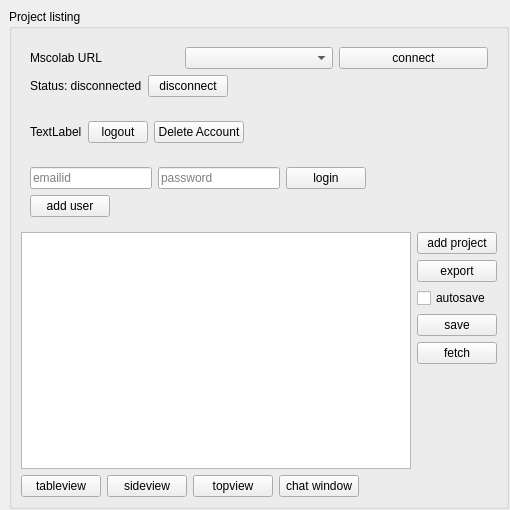
Qt form mslib/msui/ui/ui_mscolab_window.ui (Open-MSS/MSS) before a commit.
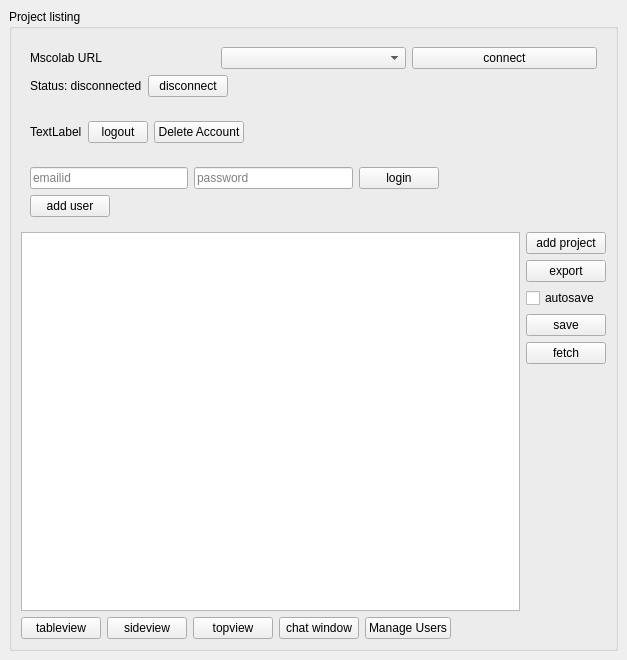
The same form after that commit.

Commit message: added UI for admin window and add/modify/delete functions

What changed in the file:
```diff
--- a/mslib/msui/ui/ui_mscolab_window.ui
+++ b/mslib/msui/ui/ui_mscolab_window.ui
@@ -6,8 +6,8 @@
    <rect>
     <x>0</x>
     <y>0</y>
-    <width>510</width>
-    <height>510</height>
+    <width>627</width>
+    <height>660</height>
    </rect>
   </property>
   <property name="minimumSize">
@@ -363,6 +363,13 @@
            </property>
           </widget>
          </item>
+         <item>
+          <widget class="QPushButton" name="adminWindowBtn">
+           <property name="text">
+            <string>Manage Users</string>
+           </property>
+          </widget>
+         </item>
          <item>
           <spacer name="horizontalSpacer_4">
            <property name="orientation">
```
The commit also changes 9 other files.
